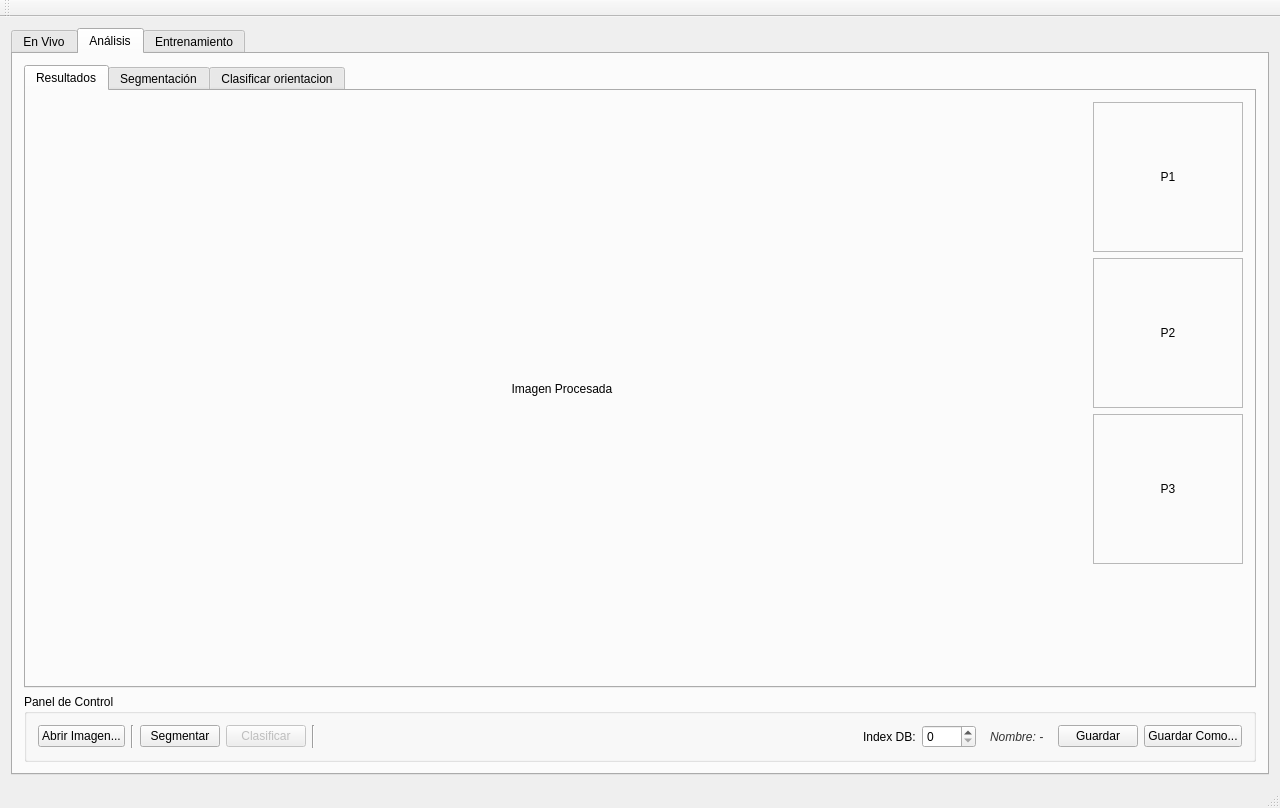
The window that ProyectoPSM/ProyectoPSM/ProyectoPSM.ui (jlacostaarpide/Proyecto_Vision_Artificial) describes before a commit, drawn with Qt 5.
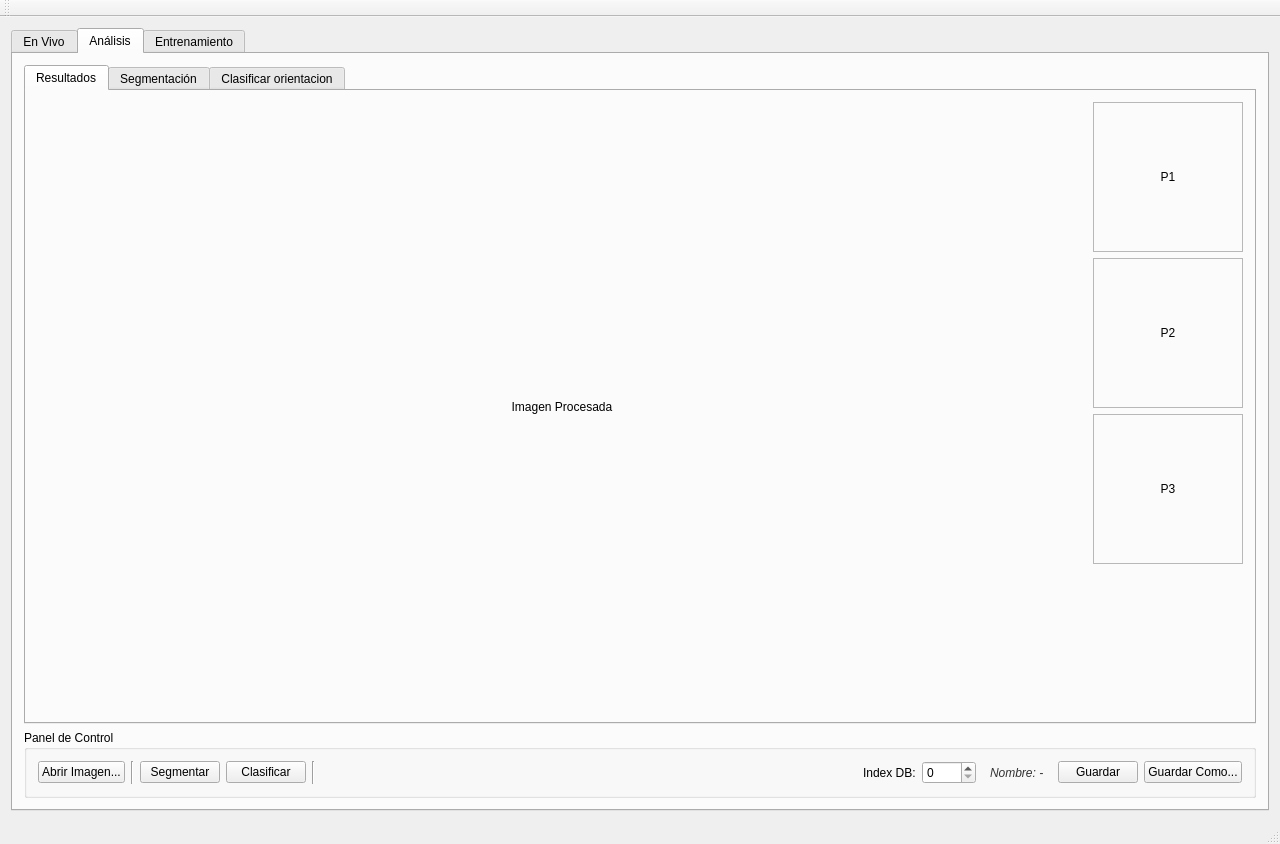
The same window after the commit. The open tabs and pages were chosen to show the change.

Commit message:
Clasificacion imagen offline
Muestra código y ángulo de la imagen clasificada

```diff
--- a/ProyectoPSM/ProyectoPSM/ProyectoPSM.ui
+++ b/ProyectoPSM/ProyectoPSM/ProyectoPSM.ui
@@ -7,7 +7,7 @@
     <x>0</x>
     <y>0</y>
     <width>1280</width>
-    <height>768</height>
+    <height>844</height>
    </rect>
   </property>
   <property name="windowTitle">
@@ -750,7 +750,7 @@
            <item>
             <widget class="QPushButton" name="btnRecalcClass">
              <property name="enabled">
-              <bool>false</bool>
+              <bool>true</bool>
              </property>
              <property name="text">
               <string>Clasificar</string>
```
Left out of the diff: 6 changed lines with no effect on the pictures. The commit also changes 2 other files.
